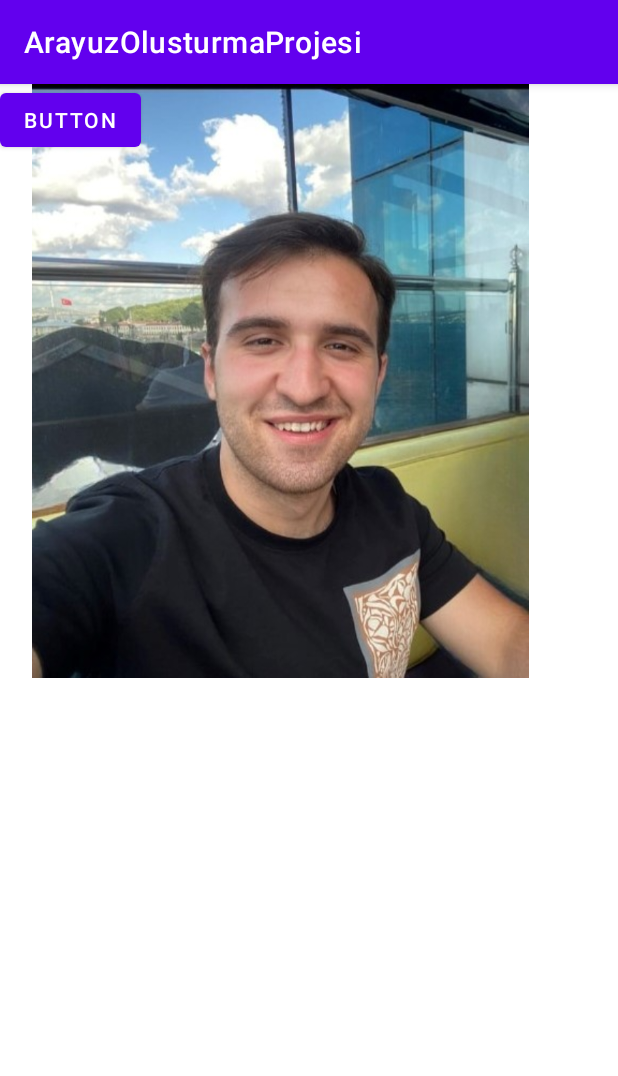
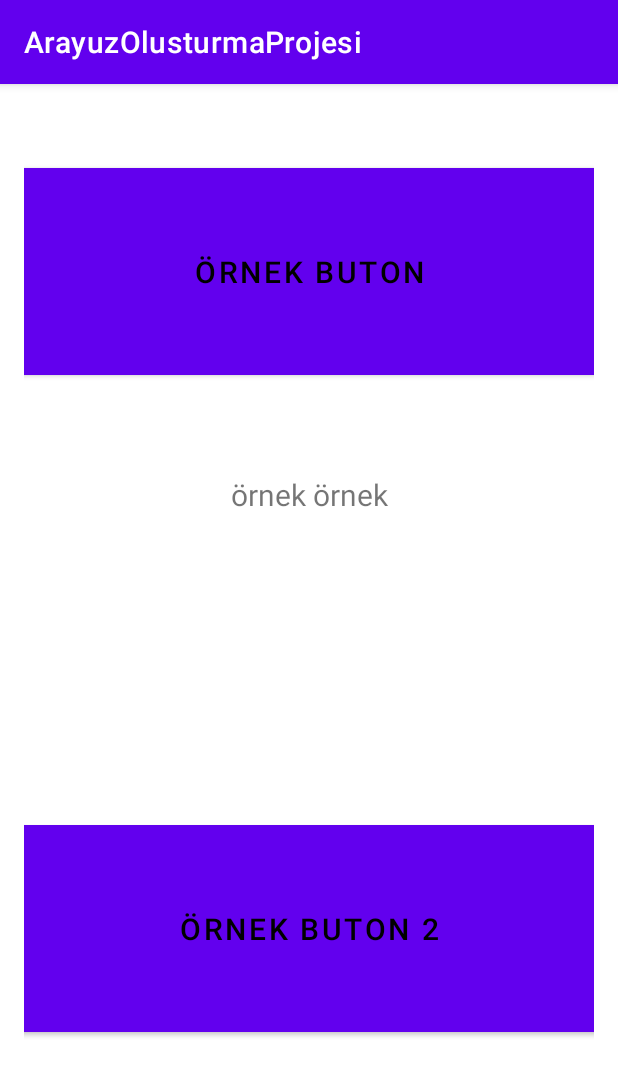
Before and after one commit to ismailcanvarli/AndroidExamples, an Android app: the screen it shows after launch (MainActivity), on a phone screen of 412 x 824 dp. Shown: the top 1076 px of the screen. Run offline under Robolectric (Android 15) with nearby library versions, the phone set to English and light mode, and no system bars.

Commit message:
Linear Layout xml kısmında çalışıldı.

```diff
--- a/ArayuzOlusturmaProjesi/app/src/main/res/layout/activity_main.xml
+++ b/ArayuzOlusturmaProjesi/app/src/main/res/layout/activity_main.xml
@@ -1,24 +1,48 @@
 <?xml version="1.0" encoding="utf-8"?>
-<androidx.constraintlayout.widget.ConstraintLayout xmlns:android="http://schemas.android.com/apk/res/android"
+<LinearLayout
+    xmlns:android="http://schemas.android.com/apk/res/android"
     xmlns:app="http://schemas.android.com/apk/res-auto"
-    xmlns:tools="http://schemas.android.com/tools"
     android:layout_width="match_parent"
     android:layout_height="match_parent"
-    tools:context=".MainActivity">
+    android:paddingLeft="16dp"
+    android:paddingRight="16dp"
+    android:orientation="vertical"
+    android:gravity="top">
 
-    <ImageView
-        android:id="@+id/imageView"
-        android:layout_width="374dp"
-        android:layout_height="396dp"
-        app:srcCompat="@drawable/image"
-        tools:layout_editor_absoluteX="49dp"
-        tools:layout_editor_absoluteY="16dp" />
+    <Button
+        android:id="@+id/button"
+        android:layout_width="390dp"
+        android:layout_height="150dp"
+        android:layout_gravity="center"
+        android:text="Örnek buton"
+        android:textColor="#000000"
+        android:textSize="20dp"
+        android:layout_margin="50dp"
+        >
+    </Button>
+
+    <TextView
+        android:id="@+id/textView"
+        android:layout_width="682dp"
+        android:layout_height="168dp"
+        android:layout_gravity="center"
+        android:text="örnek örnek"
+        android:textAlignment="center"
+        android:textSize="20dp"
+        android:layout_margin="10dp"
+        >
+    </TextView>
 
     <Button
         android:id="@+id/button2"
-        android:layout_width="wrap_content"
-        android:layout_height="wrap_content"
-        android:text="Button"
-        tools:layout_editor_absoluteX="202dp"
-        tools:layout_editor_absoluteY="625dp" />
-</androidx.constraintlayout.widget.ConstraintLayout>
+        android:layout_width="390dp"
+        android:layout_height="150dp"
+        android:layout_gravity="center"
+        android:text="Örnek buton 2"
+        android:textColor="#000000"
+        android:textSize="20dp"
+        android:layout_margin="50dp"
+        >
+    </Button>
+
+</LinearLayout>
```
